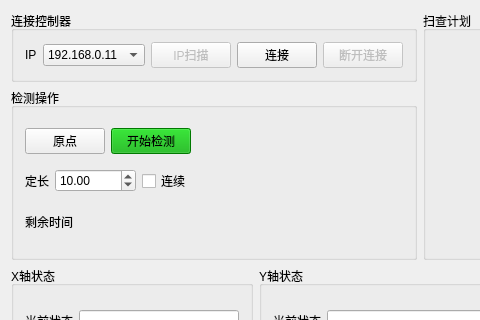
Above: MotionController.ui from lufangkang1987/MotionController before the change; both pictures show x 0 to 480 and y 0 to 320 of the 1007 by 632 pixel window. Below: the same form after it.
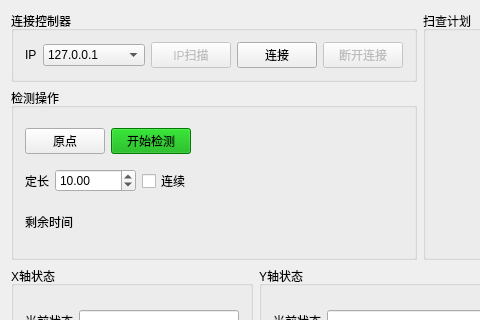
That is the form after the change.

Commit message: 修改按键事件响应bug

The edit to the form file:
```diff
--- a/MotionController.ui
+++ b/MotionController.ui
@@ -46,6 +46,11 @@
                <verstretch>0</verstretch>
               </sizepolicy>
              </property>
+             <item>
+              <property name="text">
+               <string>127.0.0.1</string>
+              </property>
+             </item>
              <item>
               <property name="text">
                <string>192.168.0.11</string>
```
The commit also changes 2 other files.
